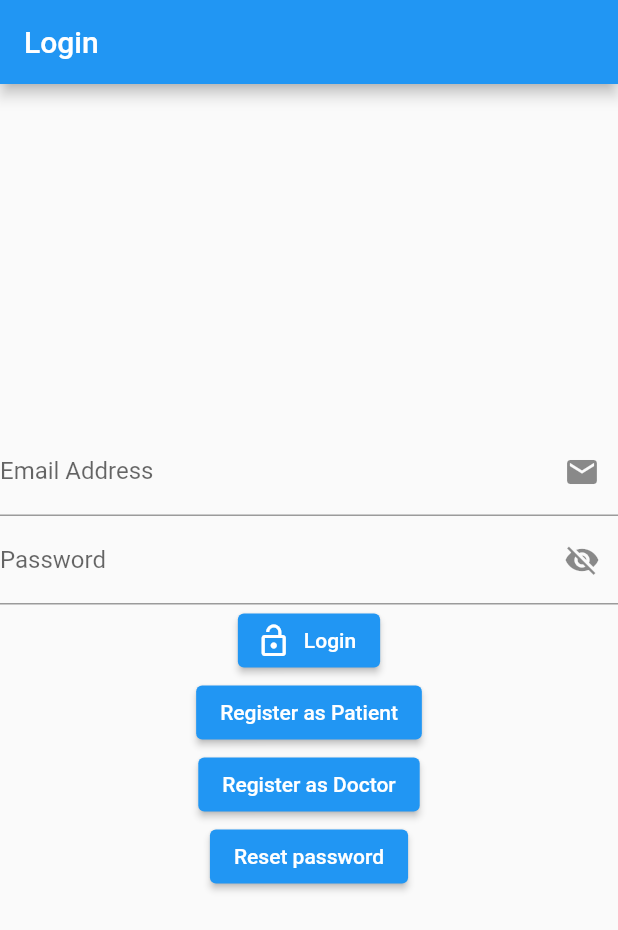
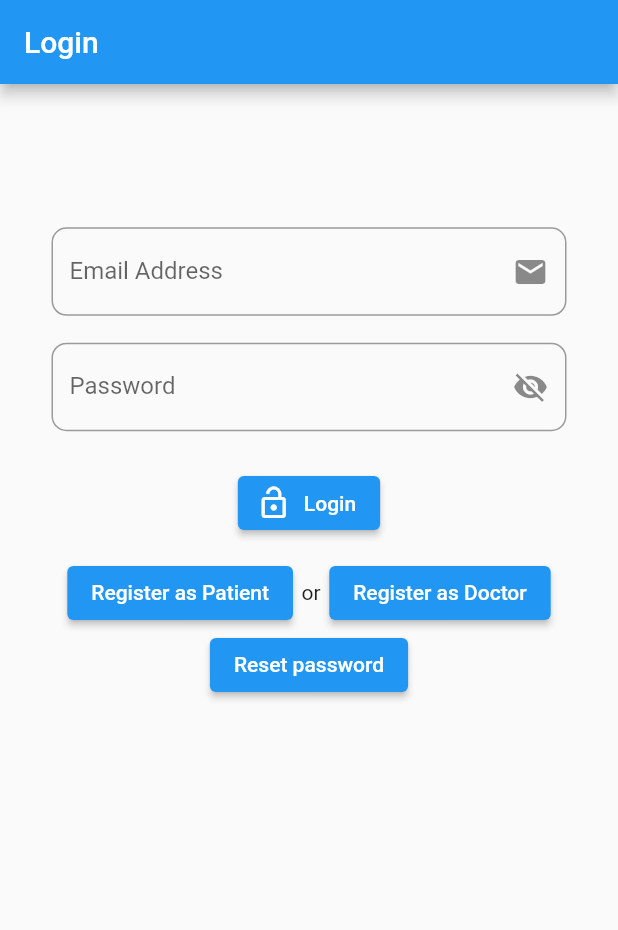
Before and after one commit to itsybitsci/schedcare, a Flutter app: the screen it shows after launch, on a phone screen of 412 x 824 dp. Shown: the top 930 px of the screen. Run offline on Flutter 3.47's test engine with Material 2 defaults, Android fonts, the phone set to English and light mode, and no system bars; our stand-ins replace cloud_firestore, firebase_analytics, firebase_auth, firebase_core, firebase_crashlytics, flutter_hooks and 5 more; missing offline and left inert: firebase_app_check; accounts and stored records are empty.

Commit message:
feat: Modify login screen

```diff
--- a/lib/screens/authentication/login_screen.dart
+++ b/lib/screens/authentication/login_screen.dart
@@ -1,5 +1,6 @@
 import 'package:flutter/material.dart';
 import 'package:flutter_hooks/flutter_hooks.dart';
+import 'package:flutter_screenutil/flutter_screenutil.dart';
 import 'package:go_router/go_router.dart';
 import 'package:hooks_riverpod/hooks_riverpod.dart';
 import 'package:schedcare/providers/firebase_provider.dart';
@@ -20,23 +21,41 @@ class LoginScreen extends HookConsumerWidget {
       appBar: AppBar(
         title: const Text('Login'),
       ),
+      resizeToAvoidBottomInset: false,
       body: Form(
         key: formKeyLogin,
+        child: Center(
           child: Column(
-          mainAxisAlignment: MainAxisAlignment.center,
             children: [
-            TextFormField(
+              SizedBox(
+                height: 80.h,
+              ),
+              ConstrainedBox(
+                constraints: BoxConstraints(maxWidth: 300.w),
+                child: TextFormField(
                   keyboardType: TextInputType.emailAddress,
                   controller: emailController,
-              decoration: const InputDecoration(
-                  suffixIcon: Icon(Icons.email),
+                  decoration: InputDecoration(
+                    suffixIcon: const Icon(Icons.email),
                     labelText: 'Email Address',
-                  hintText: 'Enter email address'),
+                    hintText: 'Enter email address',
+                    border: OutlineInputBorder(
+                      borderSide:
+                          const BorderSide(color: Colors.blue, width: 3),
+                      borderRadius: BorderRadius.circular(10),
+                    ),
+                  ),
                   validator: (value) {
                     return value!.isEmpty ? 'Required' : null;
                   },
                 ),
-            HookBuilder(
+              ),
+              SizedBox(
+                height: 15.h,
+              ),
+              ConstrainedBox(
+                constraints: BoxConstraints(maxWidth: 300.w),
+                child: HookBuilder(
                   builder: (_) {
                     final passwordVisible = useState(false);
 
@@ -52,6 +71,11 @@ class LoginScreen extends HookConsumerWidget {
                           onPressed: () =>
                               passwordVisible.value = !passwordVisible.value,
                         ),
+                        border: OutlineInputBorder(
+                          borderSide:
+                              const BorderSide(color: Colors.blue, width: 3),
+                          borderRadius: BorderRadius.circular(10),
+                        ),
                       ),
                       obscureText: !passwordVisible.value,
                       validator: (value) {
@@ -62,6 +86,10 @@ class LoginScreen extends HookConsumerWidget {
                       },
                     );
                   },
+                ),
+              ),
+              SizedBox(
+                height: 20.h,
               ),
               ElevatedButton.icon(
                 onPressed: () async {
@@ -78,17 +106,29 @@ class LoginScreen extends HookConsumerWidget {
                       )
                     : const Text('Login'),
               ),
+              SizedBox(
+                height: 10.h,
+              ),
+              Row(
+                mainAxisAlignment: MainAxisAlignment.center,
+                children: [
                   ElevatedButton(
                     onPressed: () {
                       context.push(RoutePaths.patientRegistration);
                     },
                     child: const Text('Register as Patient'),
                   ),
+                  Padding(
+                    padding: EdgeInsets.only(left: 5.w, right: 5.w),
+                    child: const Text('or'),
+                  ),
                   ElevatedButton(
                     onPressed: () {
                       context.push(RoutePaths.doctorRegistration);
                     },
                     child: const Text('Register as Doctor'),
+                  ),
+                ],
               ),
               ElevatedButton(
                 onPressed: () {
@@ -99,6 +139,7 @@ class LoginScreen extends HookConsumerWidget {
             ],
           ),
         ),
+      ),
     );
   }
 }
```
Lines whose indentation alone changed are shown as unchanged.
